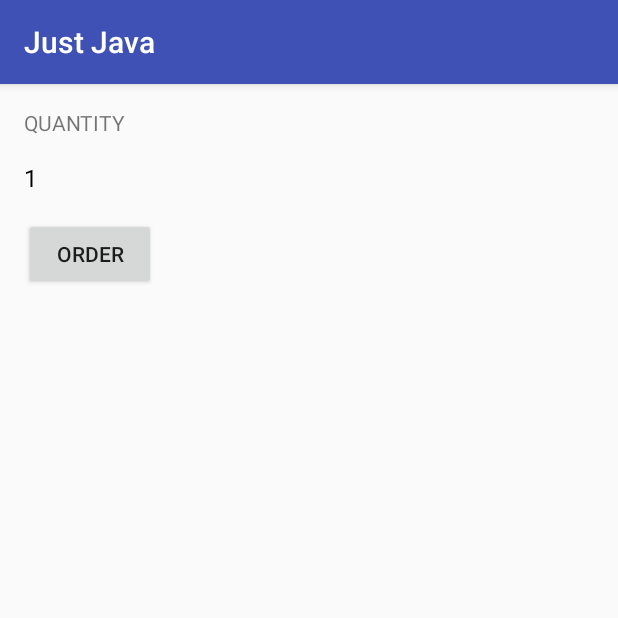
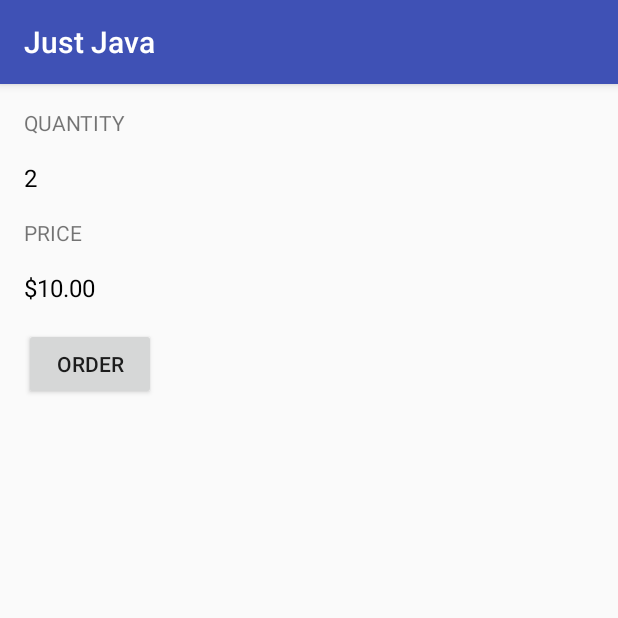
Before and after one commit to erentatar/JustJava, an Android app: the screen it shows after launch (MainActivity), after a tap on "ORDER", on a phone screen of 412 x 824 dp, the top half of it. Run offline under Robolectric (Android 15) with nearby library versions, the phone set to English and light mode, and no system bars.

Commit message:
quiz 8 - add textviews for price

```diff
--- a/app/src/main/java/com/example/android/justjava/MainActivity.java
+++ b/app/src/main/java/com/example/android/justjava/MainActivity.java
@@ -12,6 +12,8 @@ import android.os.Bundle;
 import android.support.v7.app.AppCompatActivity;
 import android.view.View;
 import android.widget.TextView;
+
+import java.text.NumberFormat;
 
 /**
  * This app displays an order form to order coffee.
@@ -28,7 +30,8 @@ public class MainActivity extends AppCompatActivity {
      * This method is called when the order button is clicked.
      */
     public void submitOrder(View view) {
-        display(1);
+        display(2);
+        displayPrice(2*5);
     }
 
     /**
@@ -38,4 +41,12 @@ public class MainActivity extends AppCompatActivity {
         TextView quantityTextView = (TextView) findViewById(R.id.quantity_text_view);
         quantityTextView.setText("" + number);
     }
+
+    /**
+     * This method displays the given price on the screen.
+     */
+    private void displayPrice(int number) {
+        TextView priceTextView = (TextView) findViewById(R.id.price_text_view);
+        priceTextView.setText(NumberFormat.getCurrencyInstance().format(number));
+    }
 }
--- a/app/src/main/res/layout/activity_main.xml
+++ b/app/src/main/res/layout/activity_main.xml
@@ -16,6 +16,22 @@
         android:id="@+id/quantity_text_view"
         android:layout_width="wrap_content"
         android:layout_height="wrap_content"
+        android:layout_marginBottom="16dp"
+        android:text="0"
+        android:textColor="@android:color/black"
+        android:textSize="16sp" />
+
+    <TextView
+        android:layout_width="wrap_content"
+        android:layout_height="wrap_content"
+        android:layout_marginBottom="16dp"
+        android:text="@string/price_text"
+        android:textAllCaps="true" />
+
+    <TextView
+        android:id="@+id/price_text_view"
+        android:layout_width="wrap_content"
+        android:layout_height="wrap_content"
         android:text="0"
         android:textColor="@android:color/black"
         android:textSize="16sp" />
--- a/app/src/main/res/values/strings.xml
+++ b/app/src/main/res/values/strings.xml
@@ -2,4 +2,5 @@
     <string name="app_name">Just Java</string>
     <string name="quantity_text">Quantity</string>
     <string name="order_button_text">Order</string>
+    <string name="price_text">Price</string>
 </resources>
```
